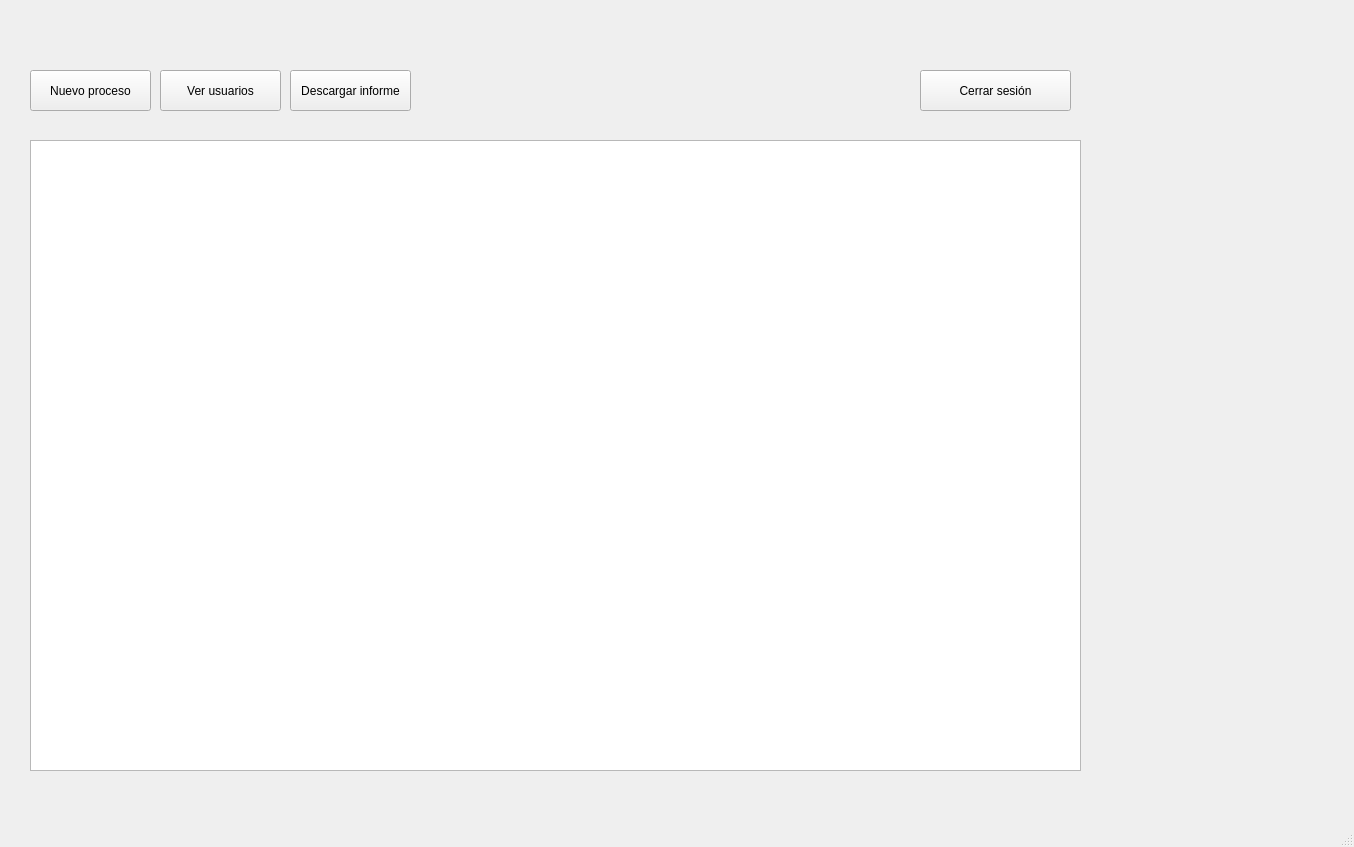
maristizabalo/JuriDEP, file gui/views/home.ui: the form before one commit.
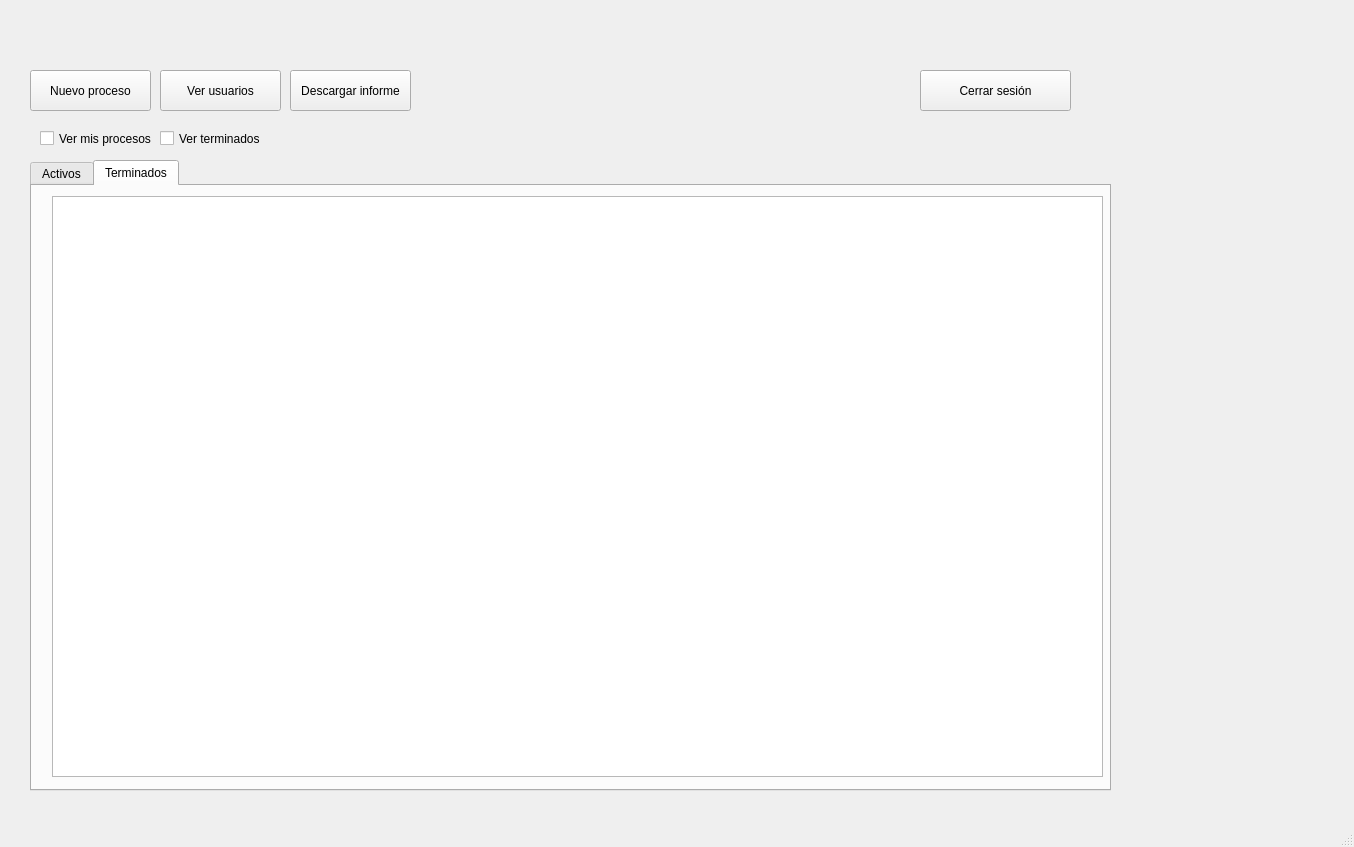
The form after the commit.

Commit message: Ajustando componente de home y componente de login, ajustando interfaz gfrafica de home.ui de la misma manera

```diff
--- a/gui/views/home.ui
+++ b/gui/views/home.ui
@@ -17,16 +17,6 @@
    <bool>false</bool>
   </property>
   <widget class="QWidget" name="centralwidget">
-   <widget class="QTableView" name="processTable">
-    <property name="geometry">
-     <rect>
-      <x>30</x>
-      <y>140</y>
-      <width>1051</width>
-      <height>631</height>
-     </rect>
-    </property>
-   </widget>
    <widget class="QLabel" name="helloNameLabel">
     <property name="geometry">
      <rect>
@@ -92,6 +82,75 @@
      <string>Cerrar sesión</string>
     </property>
    </widget>
+   <widget class="QCheckBox" name="checkBox">
+    <property name="geometry">
+     <rect>
+      <x>40</x>
+      <y>130</y>
+      <width>131</width>
+      <height>17</height>
+     </rect>
+    </property>
+    <property name="text">
+     <string>Ver mis procesos</string>
+    </property>
+   </widget>
+   <widget class="QCheckBox" name="checkBox_2">
+    <property name="geometry">
+     <rect>
+      <x>160</x>
+      <y>130</y>
+      <width>101</width>
+      <height>17</height>
+     </rect>
+    </property>
+    <property name="text">
+     <string>Ver terminados</string>
+    </property>
+   </widget>
+   <widget class="QTabWidget" name="tabWidget">
+    <property name="geometry">
+     <rect>
+      <x>30</x>
+      <y>160</y>
+      <width>1081</width>
+      <height>631</height>
+     </rect>
+    </property>
+    <property name="currentIndex">
+     <number>1</number>
+    </property>
+    <widget class="QWidget" name="tab">
+     <attribute name="title">
+      <string>Activos</string>
+     </attribute>
+     <widget class="QTableView" name="tableView">
+      <property name="geometry">
+       <rect>
+        <x>10</x>
+        <y>10</y>
+        <width>1051</width>
+        <height>571</height>
+       </rect>
+      </property>
+     </widget>
+    </widget>
+    <widget class="QWidget" name="tab_2">
+     <attribute name="title">
+      <string>Terminados</string>
+     </attribute>
+     <widget class="QTableView" name="tableView_2">
+      <property name="geometry">
+       <rect>
+        <x>20</x>
+        <y>10</y>
+        <width>1051</width>
+        <height>581</height>
+       </rect>
+      </property>
+     </widget>
+    </widget>
+   </widget>
   </widget>
   <widget class="QMenuBar" name="menubar">
    <property name="geometry">
```
Left out of the diff: 10 changed lines with no effect on the pictures. The commit also changes 2 other files.
